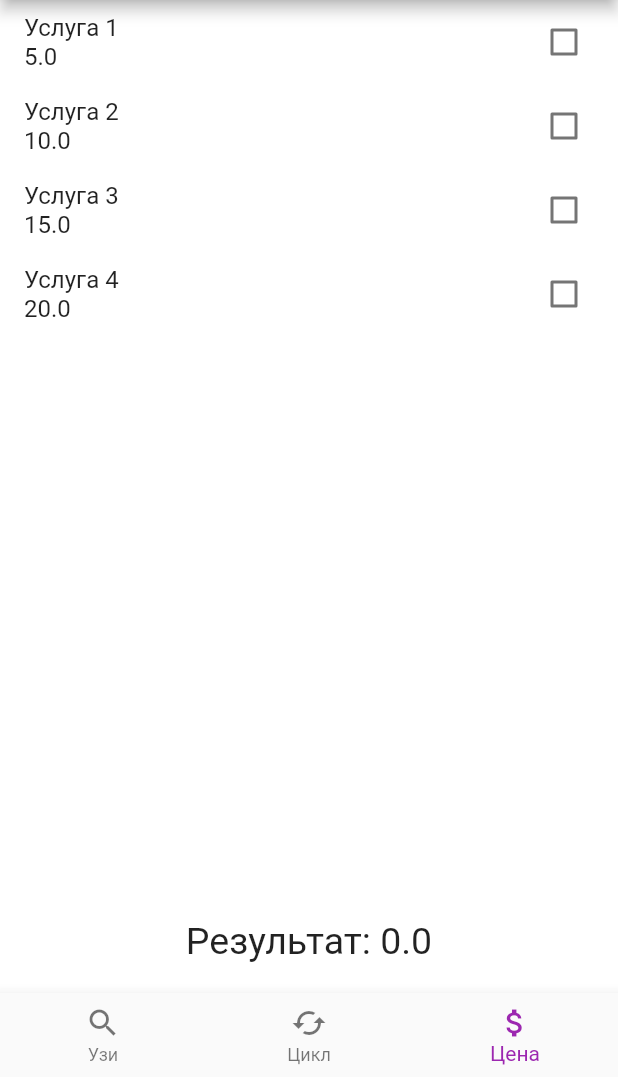
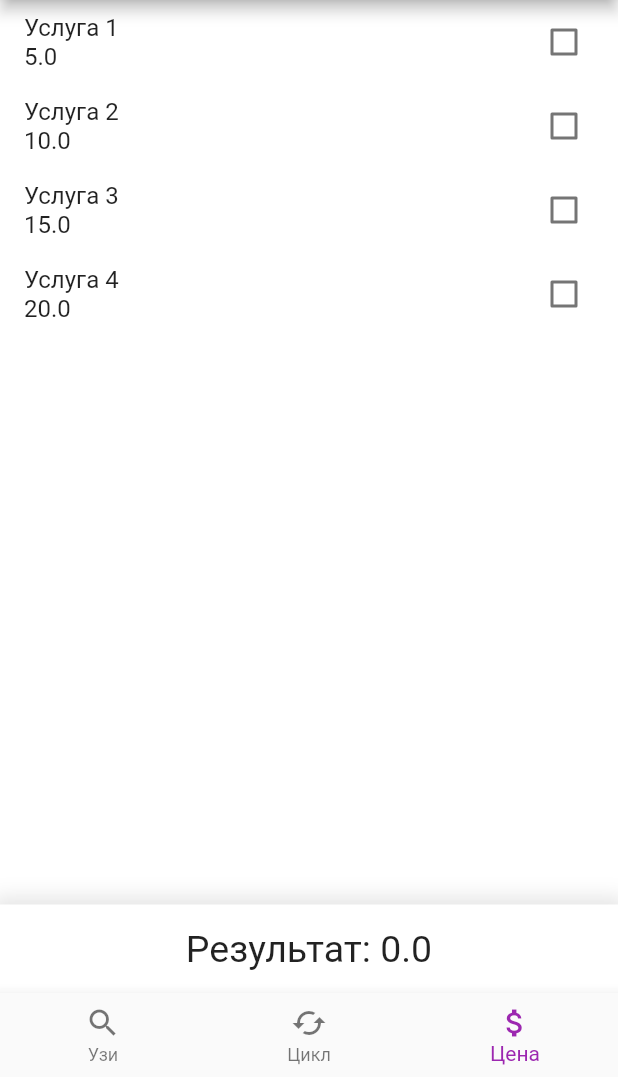
Before and after one commit to leredirect/fclinichelper, a Flutter app: the screen it shows after launch, item 3 of the bottom bar chosen, on a phone screen of 412 x 824 dp, the part 159-1236 px from its top. Run offline on Flutter 3.47's test engine with Material 2 defaults, Android fonts, the phone set to English and light mode, and no system bars.

```diff
--- a/lib/screens/pricelist_screen.dart
+++ b/lib/screens/pricelist_screen.dart
@@ -57,12 +57,29 @@ class _PriceListState extends State<PriceList> {
                   PriceListAnalysis(updateScreen: updateScreen),
                 ],
               ),
-              Spacer(),
-              Container(
-                alignment: Alignment.bottomCenter,
-                margin: EdgeInsets.only(bottom: 20),
-                child: Text("Результат: ${priceListCalc()}",
-                    style: TextStyle(fontSize: 25)),
+              Column(
+                children: [
+                  Spacer(),
+                  Center(
+                    child: Container(
+                      width: MediaQuery.of(context).size.width,
+                      padding: EdgeInsets.fromLTRB(0, 15, 0, 15),
+                      decoration: BoxDecoration(
+                          color: Colors.white,
+                          boxShadow: [
+                            BoxShadow(
+                                color: Colors.black.withOpacity(0.1),
+                                spreadRadius: 5,
+                                blurRadius: 10)
+                          ]),
+                      child: Text(
+                        "Результат: ${priceListCalc()}",
+                        style: TextStyle(fontSize: 25),
+                        textAlign: TextAlign.center,
+                      ),
+                    ),
+                  ),
+                ],
               ),
             ],
           ),
```
